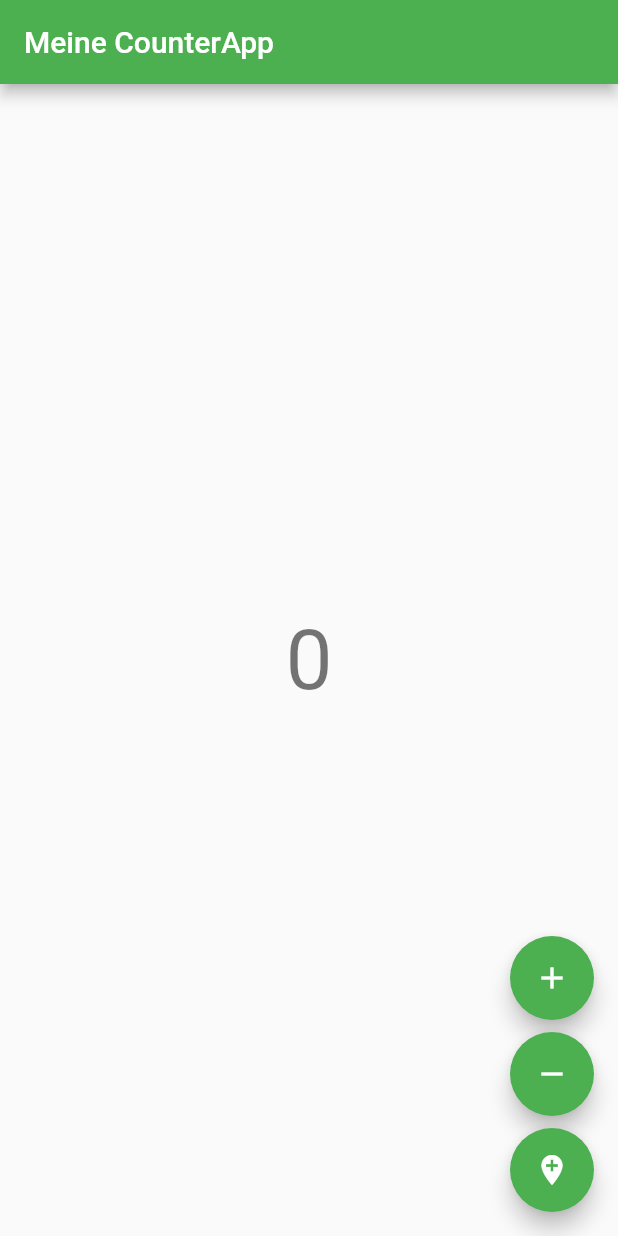
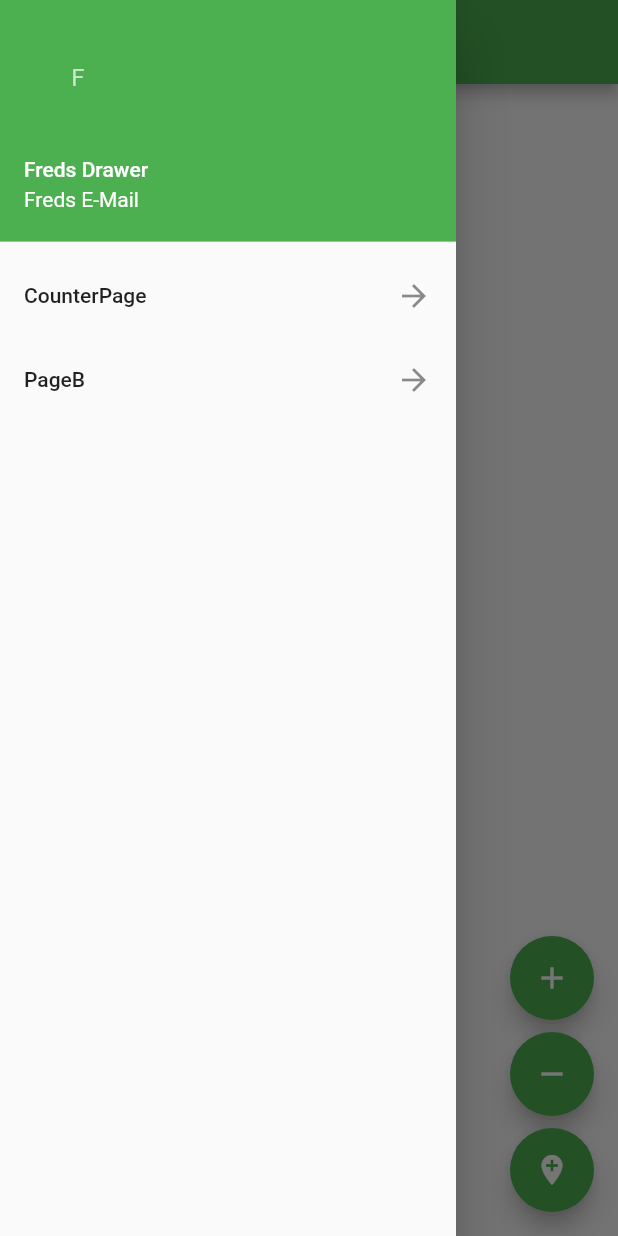
Before and after one commit to FrederickKlyk/FlutterBasics, a Flutter app: the screen it shows after launch, with the side drawer open (before the commit the screen has no drawer), on a phone screen of 412 x 824 dp. Run offline on Flutter 3.47's test engine with Material 2 defaults, Android fonts, the phone set to English and light mode, and no system bars; our stand-ins replace bloc, flutter_bloc, freezed_annotation, get_it, logger, sqflite; accounts and stored records are empty.

Commit message:
add navigation drawer

```diff
--- /dev/null
+++ b/lib/routes/NavDrawerRoutes.dart
@@ -0,0 +1,9 @@
+
+
+import 'package:demo1/ui/counter/Counter.dart';
+import 'package:demo1/ui/pageb/PageB.dart';
+
+class NavDrawerRoutes{
+    static const String counterpage = CounterPage.routeName;
+    static const String pageb = PageB.routeName;
+}
--- a/lib/ui/counter/CounterApp.dart
+++ b/lib/ui/counter/CounterApp.dart
@@ -1,9 +1,20 @@
-import 'Counter.dart';
+import 'package:demo1/routes/NavDrawerRoutes.dart';
+import 'package:demo1/ui/pageb/PageB.dart';
 import 'package:flutter/material.dart';
 
+import 'Counter.dart';
+
 /// A [MaterialApp] which sets the `home` to [CounterPage].
-class CounterApp extends MaterialApp{
-  CounterApp({Key? key}) : super(key: key, title: "Meine Counter App", home: CounterPage());
+class CounterApp extends MaterialApp {
+  CounterApp({Key? key})
+      : super(
+            key: key,
+            title: "Meine Counter App",
+            home: CounterPage(),
+            routes: {
+              NavDrawerRoutes.counterpage: (context) => CounterApp(),
+              NavDrawerRoutes.pageb: (context) => PageB(),
+            });
 
   @override
   ThemeData? get theme => ThemeData(primarySwatch: Colors.green);
--- a/lib/ui/counter/view/CounterPage.dart
+++ b/lib/ui/counter/view/CounterPage.dart
@@ -1,4 +1,5 @@
 import 'package:demo1/ui/pageb/PageB.dart';
+import 'package:demo1/ui/widgets/AppDrawer.dart';
 import 'package:flutter/material.dart';
 import 'package:flutter_bloc/flutter_bloc.dart';
 
@@ -8,6 +9,8 @@ import '../CounterEvent.dart';
 /// A [StatelessWidget] which is responsible for providing a
 /// [CounterCubit] instance to the [CounterView].
 class CounterPage extends StatelessWidget {
+  static const String routeName = '/counterpage';
+
   @override
   Widget build(BuildContext context) {
     return BlocProvider(
@@ -26,6 +29,7 @@ class _CounterPage extends StatelessWidget {
 
     return Scaffold(
       appBar: AppBar(title: Text("Meine CounterApp")),
+      drawer: AppDrawer(),
       body: Center(
         child: BlocBuilder<CounterFlutterBloc, int>(
           builder: (context, state) =>
@@ -34,7 +38,7 @@ class _CounterPage extends StatelessWidget {
       ),
       floatingActionButton: Column(
         mainAxisAlignment: MainAxisAlignment.end,
-        children: [
+        children: <Widget>[
           FloatingActionButton(
               heroTag: "btn1",
               key: Key("counterView_increment_fab"),
--- a/lib/ui/pageb/PageB.dart
+++ b/lib/ui/pageb/PageB.dart
@@ -1,4 +1,5 @@
-import 'package:demo1/ui/utils/SnackBarDefault.dart';
+import 'package:demo1/ui/widgets/AppDrawer.dart';
+import 'package:demo1/ui/widgets/SnackBarDefault.dart';
 import 'package:flutter/material.dart';
 import 'package:flutter_bloc/flutter_bloc.dart';
 import 'package:get_it/get_it.dart';
@@ -8,6 +9,8 @@ import 'page_b_cubit.dart';
 final GetIt sl = GetIt.instance;
 
 class PageB extends StatelessWidget {
+  static const String routeName = '/pageb';
+
   @override
   Widget build(BuildContext context) {
     return BlocProvider(
@@ -24,6 +27,7 @@ class _PageB extends StatelessWidget {
 
     return Scaffold(
       appBar: AppBar(title: Text("Page2")),
+      drawer: AppDrawer(),
       body: Center(
         child: BlocConsumer<PageBCubit, PageBState>(
             listener: (context, state) => state.when(
--- /dev/null
+++ b/lib/ui/widgets/AppDrawer.dart
@@ -0,0 +1,43 @@
+import 'package:demo1/routes/NavDrawerRoutes.dart';
+import 'package:flutter/material.dart';
+
+class AppDrawer extends StatelessWidget {
+  @override
+  Widget build(BuildContext context) {
+    return Drawer(
+      child: ListView(
+        children: <Widget>[
+          _createHeader(),
+          _createItem(
+              text: "CounterPage",
+              onTap: () =>
+                  Navigator.of(context).pushNamed(NavDrawerRoutes.counterpage)),
+          _createItem(
+              text: "PageB",
+              onTap: () =>
+                  Navigator.of(context).pushNamed(NavDrawerRoutes.pageb))
+        ],
+      ),
+    );
+  }
+
+  Widget _createHeader() {
+    return UserAccountsDrawerHeader(
+      accountName: Text("Freds Drawer"),
+      accountEmail: Text("Freds E-Mail"),
+      currentAccountPicture: CircleAvatar(
+        backgroundColor: Colors.green,
+        child: Text("F"),
+      ),
+    );
+  }
+
+  Widget _createItem(
+      {required String text, required GestureTapCallback onTap}) {
+    return ListTile(
+      title: Text(text),
+      trailing: Icon(Icons.arrow_forward),
+      onTap: onTap,
+    );
+  }
+}
```
Also changed, not shown: lib/di/GetItInitializer.dart (line endings or trailing spaces), lib/ui/widgets/SnackBarDefault.dart (renamed from lib/ui/utils/SnackBarDefault.dart).
